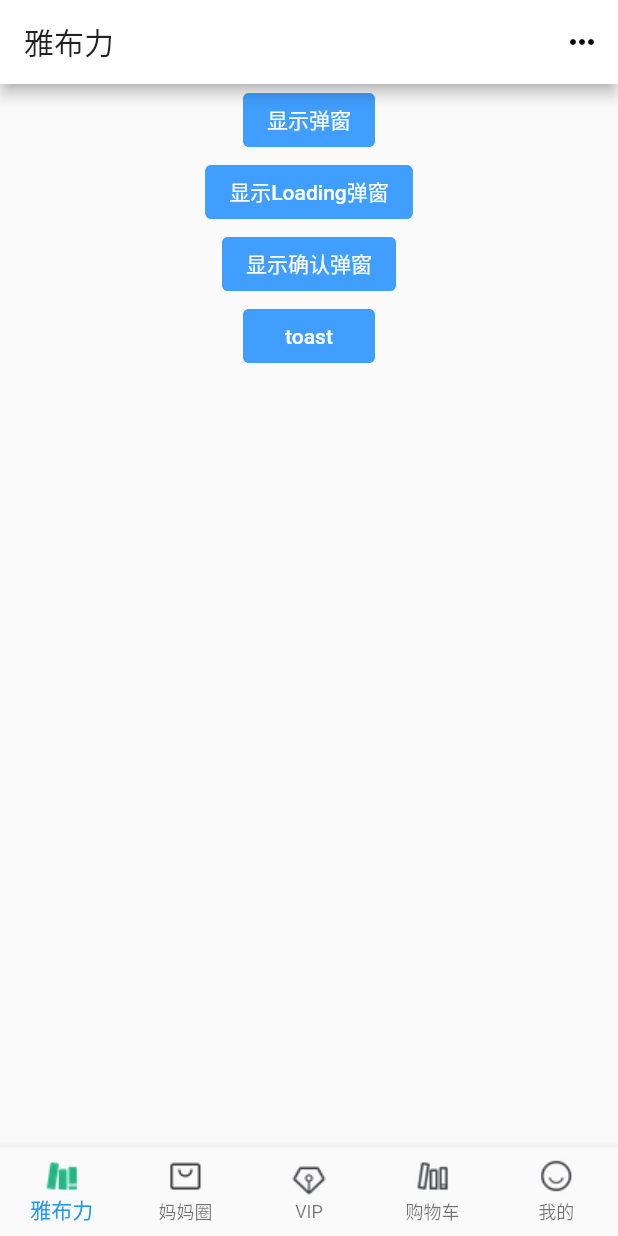
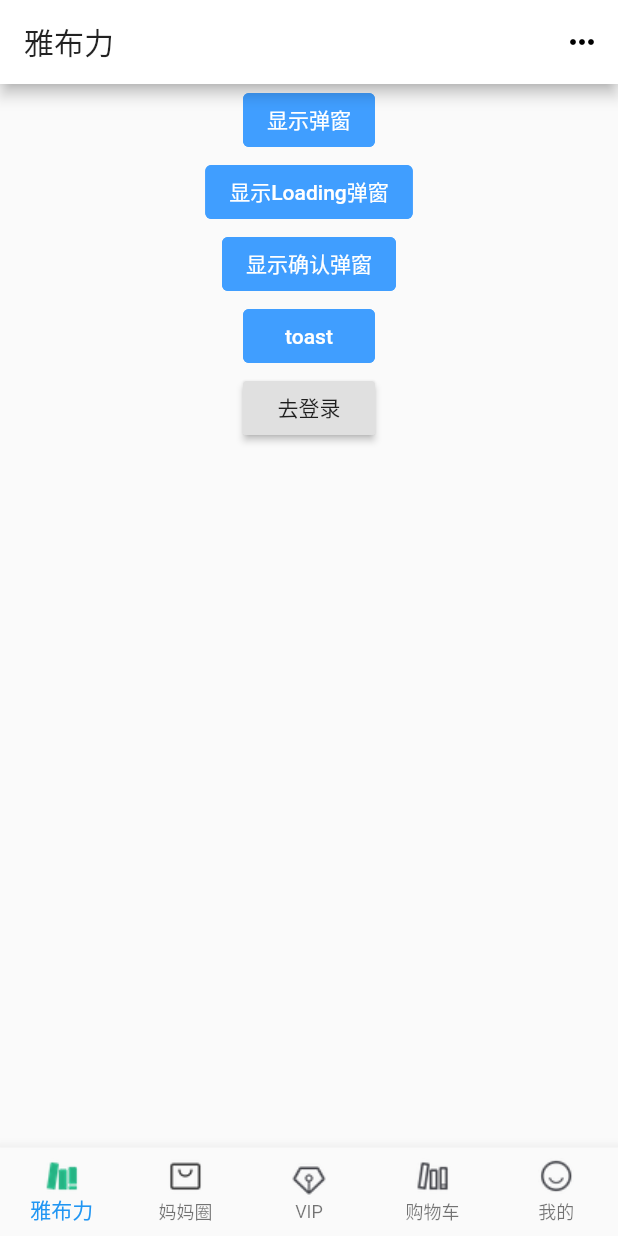
Before and after one commit to hweilp/flutter_test, a Flutter app: the screen it shows after launch, after a tap on the "keyboard control" icon, on a phone screen of 412 x 824 dp. Run offline on Flutter 3.47's test engine with Material 2 defaults, Android fonts, the phone set to English and light mode, and no system bars; our stand-ins replace dio, flutter_swiper, shared_preferences; network calls fail.

```diff
--- a/lib/api/http.dart
+++ b/lib/api/http.dart
@@ -1,5 +1,4 @@
 // import 'dart:io';
-
 // import 'dart:convert';
 // import 'package:flutter/cupertino.dart';
 import 'package:dio/dio.dart';
@@ -24,6 +23,7 @@ class Http {
   static request(String uri, String method,
       [Map<String, Object> params]) async {
     // 获取token
+    print('http===$params');
     SharedPreferences prefs = await SharedPreferences.getInstance();
     var authToken = prefs.getString('auth_token');
     // 请求拦截 token
@@ -64,184 +64,3 @@ class Http {
     }
   }
 }
-
-// class NetUtil {
-//   static final debug = true;
-//   static BuildContext context;
-//   static final host = 'http://127.0.0.1:8080';
-//   static final baseUrl = host + '';
-
-//   // ignore: argument_type_not_assignable
-//   static final Dio _dio = new Dio(new BaseOptions(
-//       method: "get",
-//       baseUrl: baseUrl,
-//       connectTimeout: 5000,
-//       receiveTimeout: 5000,
-//       followRedirects: true));
-
-//   static String token;
-
-//   // static
-
-//   // print('host=== $host');
-//   static final LogicError unknowError = LogicError(-1, "未知异常");
-
-//   static Future<Map<String, dynamic>> getJson<T>(String uri,
-//       [Map<String, dynamic> paras]) {
-//     print('host=== $host');
-//     return _httpJson("get", uri, data: paras).then(logicalErrorTransform);
-//   }
-
-//   static Future<Map<String, dynamic>> getForm<T>(
-//           String uri, Map<String, dynamic> paras) =>
-//       _httpJson("get", uri, data: paras, dataIsJson: false)
-//           .then(logicalErrorTransform);
-
-//   /// 表单方式的post
-//   static Future<Map<String, dynamic>> postForm<T>(
-//           String uri, Map<String, dynamic> paras) =>
-//       _httpJson("post", uri, data: paras, dataIsJson: false)
-//           .then(logicalErrorTransform);
-
-//   /// requestBody (json格式参数) 方式的 post
-//   static Future<Map<String, dynamic>> postJson(
-//           String uri, Map<String, dynamic> body) =>
-//       _httpJson("post", uri, data: body).then(logicalErrorTransform);
-
-//   static Future<Map<String, dynamic>> deleteJson<T>(
-//           String uri, Map<String, dynamic> body) =>
-//       _httpJson("delete", uri, data: body).then(logicalErrorTransform);
-
-//   /// requestBody (json格式参数) 方式的 put
-//   static Future<Map<String, dynamic>> putJson<T>(
-//           String uri, Map<String, dynamic> body) =>
-//       _httpJson("put", uri, data: body).then(logicalErrorTransform);
-
-//   /// 表单方式的 put
-//   static Future<Map<String, dynamic>> putForm<T>(
-//           String uri, Map<String, dynamic> body) =>
-//       _httpJson("put", uri, data: body, dataIsJson: false)
-//           .then(logicalErrorTransform);
-
-//   /// 文件上传  返回json数据为字符串
-//   static Future<T> putFile<T>(String uri, String filePath) {
-//     var name =
-//         filePath.substring(filePath.lastIndexOf("/") + 1, filePath.length);
-//     var suffix = name.substring(name.lastIndexOf(".") + 1, name.length);
-//     FormData formData = new FormData.from({
-//       "multipartFile": new UploadFileInfo(new File(filePath), name,
-//           contentType: ContentType.parse("image/$suffix"))
-//     });
-
-//     var enToken = token == null ? "" : Uri.encodeFull(token);
-//     return _dio
-//         .put<Map<String, dynamic>>("$uri?token=$enToken", data: formData)
-//         .then(logicalErrorTransform);
-//   }
-
-//   static Future<Response<Map<String, dynamic>>> _httpJson(
-//       String method, String uri,
-//       {Map<String, dynamic> data, bool dataIsJson = true}) {
-//     print('host=== $host');
-//     var enToken = token == null ? "" : Uri.encodeFull(token);
-
-//     /// 如果为 get方法，则进行参数拼接
-//     if (method == "get") {
-//       dataIsJson = false;
-//       if (data == null) {
-//         data = new Map<String, dynamic>();
-//       }
-//       data["token"] = token;
-//     }
-//     print('debug== $debug');
-
-//     if (debug) {
-//       print('<net url>------$uri');
-//       print('<net params>------$data');
-//     }
-
-//     /// 根据当前 请求的类型来设置 如果是请求体形式则使用json格式
-//     /// 否则则是表单形式的（拼接在url上）
-//     Options op;
-//     if (dataIsJson) {
-//       op = new Options(contentType: ContentType.parse("application/json"));
-//     } else {
-//       op = new Options(
-//           contentType: ContentType.parse("application/x-www-form-urlencoded"));
-//     }
-
-//     op.method = method;
-
-//     /// 统一带上token
-//     uri = host + uri;
-//     uri = method == 'get' ? uri : "$uri?token=$enToken";
-//     print('uri=== $uri');
-//     return _dio.request<Map<String, dynamic>>(uri, data: data, options: op);
-//     // return _dio.request<Map<String, dynamic>>(
-//     //     method == "get" ? uri : "$uri?token=$enToken",
-//     //     data: data,
-//     //     options: op);
-//   }
-
-//   /// 对请求返回的数据进行统一的处理
-//   /// 如果成功则将我们需要的数据返回出去，否则进异常处理方法���返回异常信息
-//   static Future<T> logicalErrorTransform<T>(
-//       Response<Map<String, dynamic>> resp) {
-//     // print(resp);
-//     // print(resp.data);
-//     if (resp.data != null) {
-//       if (resp.data["code"] == 0) {
-//         T realData = resp.data["data"];
-//         return Future.value(realData);
-//       }
-//     }
-
-//     if (debug) {
-//       print('resp--------$resp');
-//       print('resp.data--------${resp.data}');
-//     }
-//     LogicError error;
-//     if (resp.data != null && resp.data["code"] != 0) {
-//       if (resp.data['data'] != null) {
-//         /// 失败时  错误提示在 data中时
-//         /// 收到token过期时  直接进入登录页面
-//         Map<String, dynamic> realData = resp.data["data"];
-//         error = new LogicError(resp.data["code"], realData['codeMessage']);
-//       } else {
-//         /// 失败时  错误提示在 message中时
-//         error = new LogicError(resp.data["code"], resp.data["message"]);
-//       }
-
-//       /// token失效 重新登录  后端定义的code码
-//       if (resp.data["code"] == 10000000) {
-// //        NavigatorUtils.goPwdLogin(context);
-
-//       }
-//       if (resp.data["code"] == 80000000) {
-//         //操作逻辑
-//       }
-//     } else {
-//       error = unknowError;
-//     }
-//     return Future.error(error);
-//   }
-
-//   ///  获取token
-//   ///获取授权token
-//   static getToken() async {
-// //    String token = await LocalStorage.get(LocalStorage.TOKEN_KEY);
-//     return token;
-//   }
-// }
-
-// class LogicError {
-//   int errorCode;
-//   String msg;
-
-//   LogicError(errorCode, msg) {
-//     this.errorCode = errorCode;
-//     this.msg = msg;
-//   }
-// }
-
-// enum PostType { json, form, file }
--- a/lib/main.dart
+++ b/lib/main.dart
@@ -109,6 +109,7 @@
 import 'package:flutter/material.dart';
 import 'package:flutterproject/page/index.dart';
 import 'package:flutterproject/page/login/index.dart';
+import 'package:flutterproject/page/personal/index.dart';
 
 void main() => runApp(MyApp());
 
@@ -122,7 +123,8 @@ class MyApp extends StatelessWidget {
           primaryColor: Colors.white,
         ),
         routes: {
-          '/login':(_) => new LoginPage(),
+          '/login': (_) => new LoginPage(),
+          '/mine': (_) => new PersonalPage(),
         },
         home: HomePage());
   }
--- a/lib/page/mamaring/index.dart
+++ b/lib/page/mamaring/index.dart
@@ -59,47 +59,36 @@ class _MotherRingPageState extends State {
           crossAxisAlignment: CrossAxisAlignment.start,
           verticalDirection: VerticalDirection.down,
           children: <Widget>[
-            // new SizedBox(
-            //   height: 240.0,
-            //   child: new Carousel(
-            //     children: [
-            //       new NetworkImage(
-            //           'https://pbs.twimg.com/profile_images/760249570085314560/yCrkrbl3_400x400.jpg'),
-            //       new NetworkImage(
-            //           'https://webinerds.com/app/uploads/2017/11/d49396_d9c5d967608d4bc1bcf09c9574eb67c9-mv2.png')
-            //     ].map((netImage) => new Image(image: netImage)).toList(),
-            //   ),
+            Text(_pageTitle),
+            // Text('用户名：$userName'),
+            // Text('登录'),
+            // IconButton(
+            //   icon: Icon(Icons.work),
+            //   onPressed: () {
+            //     login();
+            //   },
             // ),
-            Text(_pageTitle),
-            Text('用户名：$userName'),
-            Text('登录'),
-            IconButton(
-              icon: Icon(Icons.work),
-              onPressed: () {
-                login();
-              },
-            ),
-            Text('测试'),
-            IconButton(
-              icon: Icon(Icons.access_time),
-              onPressed: () {
-                init();
-              },
-            ),
-            Text('获取列表'),
-            IconButton(
-              icon: Icon(Icons.list),
-              onPressed: () {
-                getList();
-              },
-            ),
-            Text('退出'),
-            IconButton(
-              icon: Icon(Icons.local_gas_station),
-              onPressed: () {
-                loginout();
-              },
-            ),
+            // Text('测试'),
+            // IconButton(
+            //   icon: Icon(Icons.access_time),
+            //   onPressed: () {
+            //     init();
+            //   },
+            // ),
+            // Text('获取列表'),
+            // IconButton(
+            //   icon: Icon(Icons.list),
+            //   onPressed: () {
+            //     getList();
+            //   },
+            // ),
+            // Text('退出'),
+            // IconButton(
+            //   icon: Icon(Icons.local_gas_station),
+            //   onPressed: () {
+            //     loginout();
+            //   },
+            // ),
           ],
         ));
   }
--- a/lib/page/personal/index.dart
+++ b/lib/page/personal/index.dart
@@ -1,35 +1,44 @@
 import 'package:flutter/material.dart';
+import 'package:flutter_swiper/flutter_swiper.dart';
 
-class PersonalPage extends StatelessWidget {
+class PersonalPage extends StatefulWidget {
+  @override
+  State<StatefulWidget> createState() => new PersonalPageState();
+}
+
+class PersonalPageState extends State<PersonalPage> {
   @override
   Widget build(BuildContext context) {
-    var str = '2323';
-    return new Scaffold(
-        appBar: AppBar(
-          title: Text('我'),
-          actions: <Widget>[
-            IconButton(
-              icon: Icon(Icons.more_horiz),
-              onPressed: () {
-                print('object');
-                // Navigator.pushNamed(context, 'home_page');
-              },
-            )
-          ],
-        ),
-        body: new Column(
-          crossAxisAlignment: CrossAxisAlignment.end,
-          verticalDirection: VerticalDirection.down,
-          children: <Widget>[
-            Text('我'),
-            IconButton(
-              icon: Icon(Icons.accessible_forward),
-              onPressed: () {
-                print(' 正在打印 list 1');
-                print(str);
-              },
-            )
-          ],
-        ));
+    return Scaffold(
+      appBar: AppBar(
+        title: Text('我的'),
+      ),
+      body: Container(
+          width: MediaQuery.of(context).size.width,
+          height: 200.0,
+          child: Swiper(
+            itemBuilder: _swiperBuilder,
+            itemCount: 3,
+            pagination: new SwiperPagination(
+                builder: DotSwiperPaginationBuilder(
+              color: Colors.black54,
+              activeColor: Colors.white,
+            )),
+            // control: new SwiperControl(),
+            scrollDirection: Axis.horizontal,
+            autoplay: true,
+            autoplayDelay: 5000,
+            onTap: (index) {
+              print(index);
+            },
+          )),
+    );
+  }
+
+  Widget _swiperBuilder(BuildContext context, int index) {
+    return (Image.network(
+      'http://pic1.win4000.com/wallpaper/9/5450ae2fdef8a.jpg',
+      fit: BoxFit.fill,
+    ));
   }
 }
--- a/lib/page/vip/index.dart
+++ b/lib/page/vip/index.dart
@@ -1,14 +1,9 @@
 import 'package:flutter/material.dart';
 import 'package:flutterproject/api/api.dart';
+// import 'package:dio/dio.dart';
+import 'package:flutter_swiper/flutter_swiper.dart';
 
 class VIPPage extends StatefulWidget {
-  // static getBaner() async {
-  //   var data = await ApiInterface.getVipBanner().then((res) {
-  //     return res.data;
-  //   });
-  //   print('data===$data');
-  // }
-
   @override
   State<StatefulWidget> createState() => new VIPPageState();
 }
@@ -16,31 +11,56 @@ class VIPPage extends StatefulWidget {
 class VIPPageState extends State<VIPPage> {
   final _pageTitle = 'VIP';
   int count = 1;
+  var result = {};
+  List<Widget> imageList = List();
 
   @override
   void initState() {
     // 整个App初始化
-    print('initState');
+    // imageList
+    //   ..add(Image.network(
+    //     'http://pic1.win4000.com/wallpaper/9/5450ae2fdef8a.jpg',
+    //     fit: BoxFit.fill,
+    //   ))
+    //   ..add(Image.network(
+    //     'http://pic1.win4000.com/wallpaper/9/5450ae2fdef8a.jpg',
+    //     fit: BoxFit.fill,
+    //   ))
+    //   ..add(Image.network(
+    //     'http://pic1.win4000.com/wallpaper/9/5450ae2fdef8a.jpg',
+    //     fit: BoxFit.fill,
+    //   ));
+    getBanner();
     super.initState();
-    getBanner();
-  }
-
-  void changeState() {
-    setState(() {
-      count = 2;
-    });
   }
 
   void getBanner() async {
     var data = await ApiInterface.getVipBanner().then((res) {
       return res.data;
     });
+    var code = data['code'];
+    // var dataBase = data['data'];
+    if (code == 2000) {
+      setState(() {
+        // imageList = dataBase['list'];
+      });
+    }
     print('data===$data');
+  }
+
+  // Widget _swiperBuilder(BuildContext context, int index) {
+  //   return (imageList[index]);
+  // }
+
+  Widget _swiperBuilder(BuildContext context, int index) {
+    return (Image.network(
+      'http://pic1.win4000.com/wallpaper/9/5450ae2fdef8a.jpg',
+      fit: BoxFit.fill,
+    ));
   }
 
   @override
   Widget build(BuildContext context) {
-    // getBanner();
     return new Scaffold(
         appBar: AppBar(
           title: Text(_pageTitle),
@@ -57,31 +77,22 @@ class VIPPageState extends State<VIPPage> {
           crossAxisAlignment: CrossAxisAlignment.start,
           verticalDirection: VerticalDirection.down,
           children: <Widget>[
-            Text(_pageTitle),
-            Text(count.toString()),
-            // Int(count),
-            IconButton(
-              icon: Icon(Icons.accessible_forward),
-              onPressed: () {
-                changeState();
-                print(' 正在打印 list 1');
-              },
-            ),
-            Text('getbanner'),
-            IconButton(
-              icon: Icon(Icons.accessible_forward),
-              onPressed: () {
-                getBanner();
-                print(' 正在打印 list 1');
-              },
-            ),
-            IconButton(
-              tooltip: 'login',
-              icon: Icon(Icons.accessible_forward),
-              onPressed: () {
-                Navigator.of(context).pushNamed('/login');
-              },
-            )
+            Container(
+                width: MediaQuery.of(context).size.width,
+                height: 200.0,
+                child: new Swiper(
+                  itemCount: 3,
+                  itemBuilder: _swiperBuilder,
+                  pagination: SwiperPagination(
+                      alignment: Alignment.bottomRight,
+                      margin: const EdgeInsets.fromLTRB(0, 0, 20, 10),
+                      builder: DotSwiperPaginationBuilder(
+                          color: Colors.black54, activeColor: Colors.white)),
+                  controller: SwiperController(),
+                  scrollDirection: Axis.horizontal,
+                  autoplay: true,
+                  onTap: (index) => print('点击了第$index'),
+                )),
           ],
         ));
   }
--- a/lib/page/ybl/index.dart
+++ b/lib/page/ybl/index.dart
@@ -76,7 +76,13 @@ class YBLPage extends StatelessWidget {
                     msgTips(context);
                   },
                 ),
-              )
+              ),
+              RaisedButton(
+                child: Text('去登录'),
+                onPressed: () {
+                  Navigator.of(context).pushNamed('/login');
+                },
+              ),
             ],
           ),
         ));
--- a/pubspec.yaml
+++ b/pubspec.yaml
@@ -19,7 +19,8 @@ environment:
 dependencies:
   dio: ^2.1.3
   shared_preferences: ^0.5.2
-  json_serializable: ^2.2.2
+  flutter_swiper: ^1.1.6
+  json_annotation: ^2.2.0
   flutter:
     sdk: flutter
 
@@ -30,6 +31,7 @@ dependencies:
   cupertino_icons: ^0.1.2
 
 dev_dependencies:
+  json_serializable: ^2.2.0
   flutter_test:
     sdk: flutter
 
```
Also changed, not shown: lib/page/login/index.dart (+17 -16 lines), pubspec.lock.
